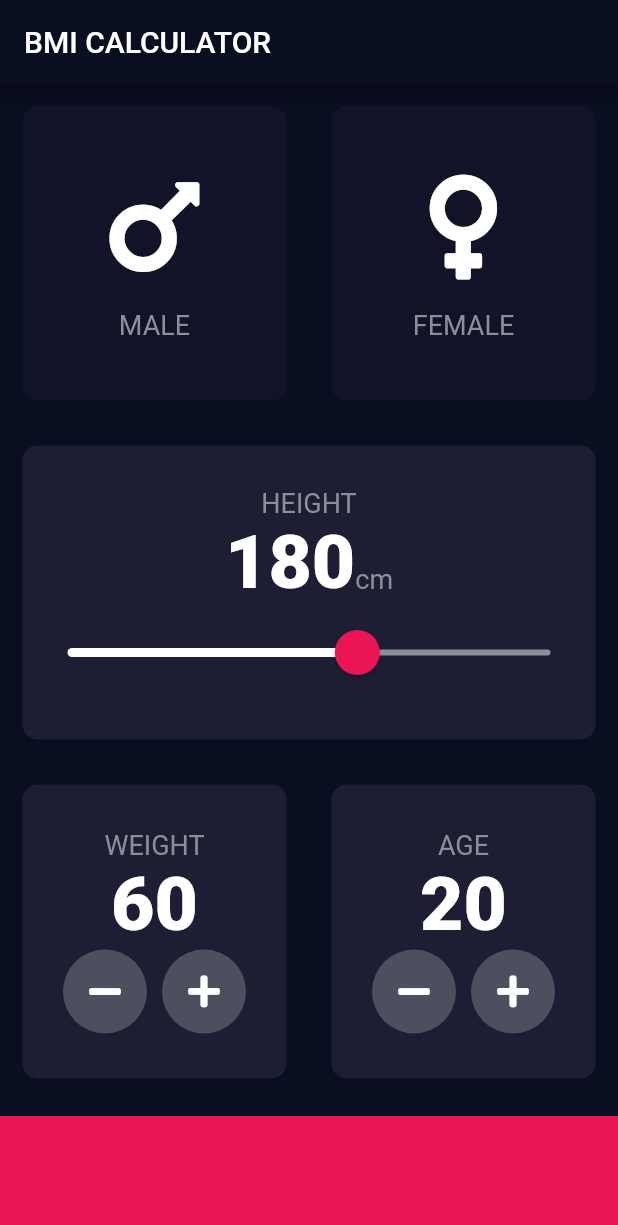
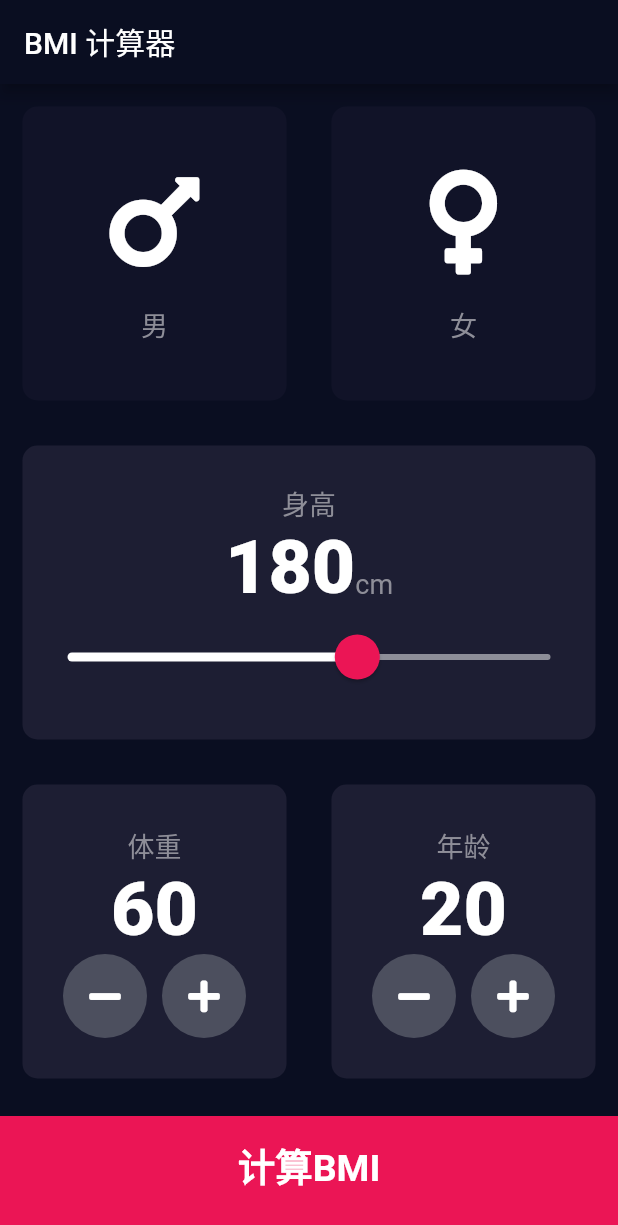
Before and after one commit to kevinaswind/bmi_calculator, a Flutter app: the screen it shows after launch, on a phone screen of 412 x 824 dp. Shown: the top 1225 px of the screen. Run offline on Flutter 3.47's test engine with Material 2 defaults, Android fonts, the phone set to English and light mode, and no system bars; our stand-ins replace font_awesome_flutter.

Commit message:
final commit

```diff
--- /dev/null
+++ b/lib/calculator_brain.dart
@@ -0,0 +1,36 @@
+import 'dart:math';
+
+class CalculatorBrain {
+  final int height;
+  final int weight;
+
+  CalculatorBrain({this.height, this.weight});
+
+  double _bmi;
+
+  String calculateBMI() {
+    _bmi = weight / pow(height / 100, 2);
+    print(_bmi);
+    return _bmi.toStringAsFixed(1);
+  }
+
+  String getResult() {
+    if (_bmi >= 25) {
+      return '超重';
+    } else if (_bmi > 18.5) {
+      return '正常';
+    } else {
+      return '偏轻';
+    }
+  }
+
+  String getInterpretation() {
+    if (_bmi >= 25) {
+      return '您已经超重，请合理饮食并加强锻炼';
+    } else if (_bmi > 18.5) {
+      return '您体重正常，请继续保持！';
+    } else {
+      return '您体重偏轻，请注意加强营养';
+    }
+  }
+}
--- /dev/null
+++ b/lib/components/bottom_button.dart
@@ -0,0 +1,24 @@
+import 'package:flutter/material.dart';
+import 'package:bmi_calculator/constants.dart';
+
+class BottomButton extends StatelessWidget {
+  final String label;
+  final Function onTap;
+
+  BottomButton({@required this.label, @required this.onTap});
+
+  @override
+  Widget build(BuildContext context) {
+    return GestureDetector(
+      onTap: onTap,
+      child: Container(
+        child: Center(child: Text(label, style: kLargeButtonTextStyle,)),
+        margin: EdgeInsets.only(top: 10.0),
+        padding: EdgeInsets.only(bottom: 15.0),
+        color: kBottomContainerColor,
+        width: double.infinity,
+        height: kBottomContainerHeight,
+      ),
+    );
+  }
+}
--- a/lib/icon_content.dart
+++ b/lib/components/icon_content.dart
@@ -1,5 +1,5 @@
 import 'package:flutter/material.dart';
-import 'constants.dart';
+import '../constants.dart';
 
 class IconContent extends StatelessWidget {
   final IconData icon;
--- /dev/null
+++ b/lib/components/round_icon_button.dart
@@ -0,0 +1,24 @@
+import 'package:flutter/material.dart';
+
+class RoundIconButton extends StatelessWidget {
+
+  final IconData icon;
+  final Function action;
+
+  RoundIconButton({@required this.icon, @required this.action});
+
+  @override
+  Widget build(BuildContext context) {
+    return RawMaterialButton(
+      elevation: 0.0,
+      child: Icon(icon),
+      onPressed: action,
+      constraints: BoxConstraints.tightFor(
+          width: 56.0,
+          height: 56.0
+      ),
+      shape: CircleBorder(),
+      fillColor: Color(0xFF4C4F5E),
+    );
+  }
+}
--- a/lib/main.dart
+++ b/lib/main.dart
@@ -1,5 +1,5 @@
 import 'package:flutter/material.dart';
-import 'input_page.dart';
+import 'screens/input_page.dart';
 
 void main() => runApp(BMICalculator());
 
--- a/lib/input_page.dart
+++ b/lib/screens/input_page.dart
@@ -1,9 +1,12 @@
+import 'package:bmi_calculator/calculator_brain.dart';
+import 'package:bmi_calculator/components/bottom_button.dart';
+import 'package:bmi_calculator/components/round_icon_button.dart';
 import 'package:flutter/material.dart';
 import 'package:font_awesome_flutter/font_awesome_flutter.dart';
-import 'constants.dart';
-import 'icon_content.dart';
-import 'reusable_card.dart';
-import 'constants.dart';
+import '../constants.dart';
+import '../components/icon_content.dart';
+import '../components/reusable_card.dart';
+import 'results_page.dart';
 
 enum Gender { male, female }
 
@@ -22,7 +25,7 @@ class _InputPageState extends State<InputPage> {
   Widget build(BuildContext context) {
     return Scaffold(
         appBar: AppBar(
-          title: Text('BMI CALCULATOR'),
+          title: Text('BMI 计算器'),
         ),
         body: Column(
           children: <Widget>[
@@ -42,7 +45,7 @@ class _InputPageState extends State<InputPage> {
                           : kInactiveCardColor,
                       cardChild: (IconContent(
                         icon: FontAwesomeIcons.mars,
-                        label: 'MALE',
+                        label: '男',
                       )),
                     ),
                   ),
@@ -58,7 +61,7 @@ class _InputPageState extends State<InputPage> {
                           : kInactiveCardColor,
                       cardChild: (IconContent(
                         icon: FontAwesomeIcons.venus,
-                        label: 'FEMALE',
+                        label: '女',
                       )),
                     ),
                   )
@@ -75,7 +78,7 @@ class _InputPageState extends State<InputPage> {
                         mainAxisAlignment: MainAxisAlignment.center,
                         children: <Widget>[
                           Text(
-                            'HEIGHT',
+                            '身高',
                             style: kLabelStyle,
                           ),
                           Row(
@@ -131,7 +134,7 @@ class _InputPageState extends State<InputPage> {
                         mainAxisAlignment: MainAxisAlignment.center,
                         children: <Widget>[
                           Text(
-                            'WEIGHT',
+                            '体重',
                             style: kLabelStyle,
                           ),
                           Text(
@@ -171,7 +174,7 @@ class _InputPageState extends State<InputPage> {
                         mainAxisAlignment: MainAxisAlignment.center,
                         children: <Widget>[
                           Text(
-                            'AGE',
+                            '年龄',
                             style: kLabelStyle,
                           ),
                           Text(
@@ -207,36 +210,16 @@ class _InputPageState extends State<InputPage> {
                 ],
               ),
             ),
-            Container(
-              margin: EdgeInsets.only(top: 10.0),
-              color: kBottomContainerColor,
-              width: double.infinity,
-              height: kBottomContainerHeight,
-            )
+            BottomButton(label: '计算BMI', onTap: (){
+              CalculatorBrain calc = CalculatorBrain(height: height, weight: weight);
+
+              Navigator.push(context, MaterialPageRoute(builder: (context) => ResultsPage(
+                bmiNumber: calc.calculateBMI(),
+                bmiResult: calc.getResult(),
+                bmiInterpretation: calc.getInterpretation(),
+              )));
+            },)
           ],
         ));
   }
 }
-
-class RoundIconButton extends StatelessWidget {
-
-  final IconData icon;
-  final Function action;
-
-  RoundIconButton({@required this.icon, @required this.action});
-
-  @override
-  Widget build(BuildContext context) {
-    return RawMaterialButton(
-      elevation: 0.0,
-      child: Icon(icon),
-      onPressed: action,
-      constraints: BoxConstraints.tightFor(
-        width: 56.0,
-        height: 56.0
-      ),
-      shape: CircleBorder(),
-      fillColor: Color(0xFF4C4F5E),
-    );
-  }
-}
```
Also changed, not shown: lib/constants.dart (+25 -0 lines), lib/screens/results_page.dart (added, +65 -0 lines), lib/components/reusable_card.dart (renamed from lib/reusable_card.dart), 1 other file.
